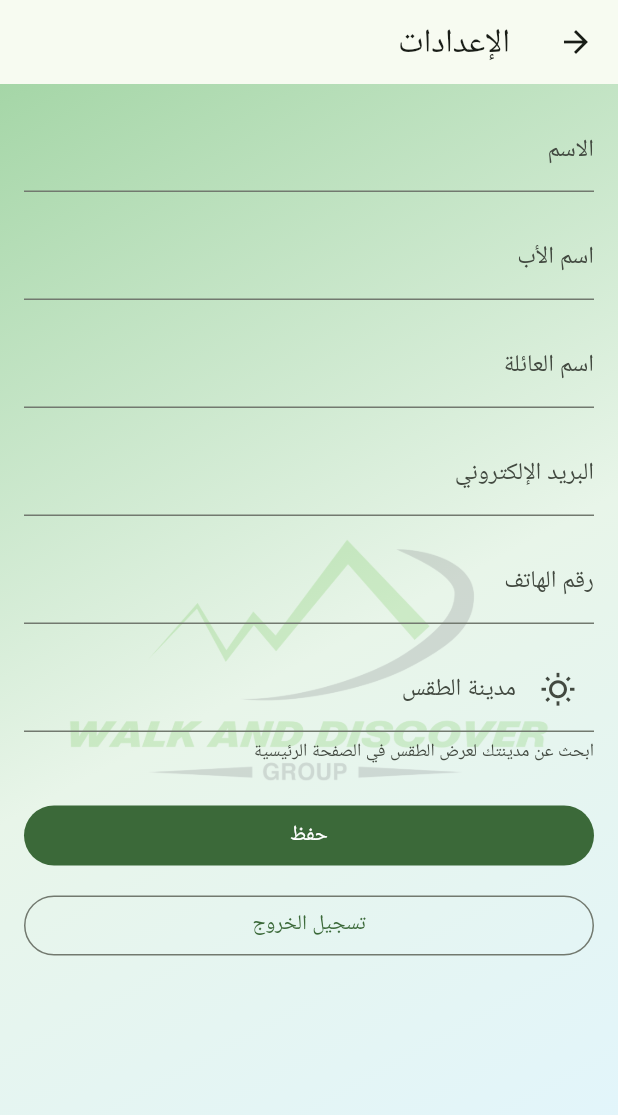
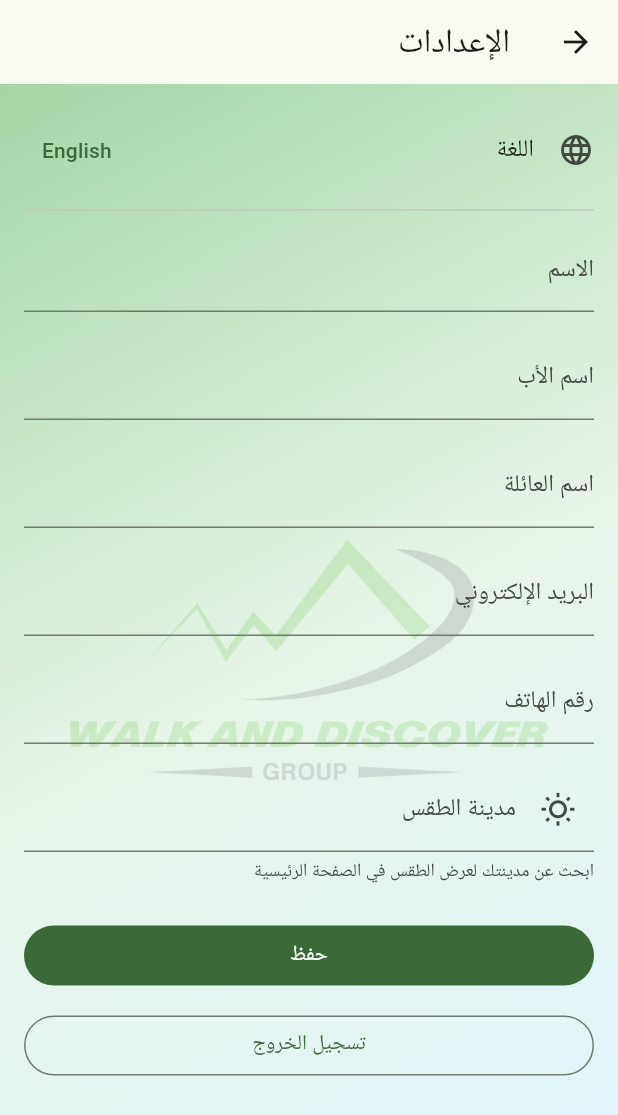
Before and after one commit to moujab/hickersready, a Flutter app: the SettingsScreen screen opened directly, on a phone screen of 412 x 824 dp. Shown: the top 1115 px of the screen. Run offline on Flutter 3.47's test engine with Material 3 defaults, Android fonts, the phone set to English and light mode, and no system bars; our stand-ins replace audioplayers, firebase_core, firebase_messaging, shared_preferences; accounts and stored records are empty.

Commit message:
Add language switch to the Settings screen
Logged-in users skip the login screen (persistent login), so they never
saw the language toggle added there. Mirror it as a Settings row so the
language can be changed from inside the app too.

Bump version to 1.4.1+8.

Co-Authored-By: Claude Fable 5 <noreply@anthropic.com>

```diff
--- a/lib/l10n/app_ar.arb
+++ b/lib/l10n/app_ar.arb
@@ -55,6 +55,7 @@
   "adminPasswordHintEdit": "اتركها فارغة لعدم تغيير كلمة المرور",
   "noUsers": "لا يوجد مستخدمون مسجّلون بعد",
   "genericError": "حدث خطأ، حاول مرة أخرى",
+  "settingsLanguage": "اللغة",
   "settingsWeatherCity": "مدينة الطقس",
   "settingsWeatherCityHint": "ابحث عن مدينتك لعرض الطقس في الصفحة الرئيسية",
   "noCitiesFound": "لم يتم العثور على مدينة بهذا الاسم",
--- a/lib/l10n/app_en.arb
+++ b/lib/l10n/app_en.arb
@@ -49,6 +49,7 @@
   "adminPasswordHintEdit": "Leave empty to keep the current password",
   "noUsers": "No registered users yet",
   "genericError": "Something went wrong, please try again",
+  "settingsLanguage": "Language",
   "settingsWeatherCity": "Weather city",
   "settingsWeatherCityHint": "Search for your city to show the weather on the home screen",
   "noCitiesFound": "No city found with that name",
--- a/lib/l10n/app_localizations.dart
+++ b/lib/l10n/app_localizations.dart
@@ -392,6 +392,12 @@ abstract class AppLocalizations {
   /// **'حدث خطأ، حاول مرة أخرى'**
   String get genericError;
 
+  /// No description provided for @settingsLanguage.
+  ///
+  /// In ar, this message translates to:
+  /// **'اللغة'**
+  String get settingsLanguage;
+
   /// No description provided for @settingsWeatherCity.
   ///
   /// In ar, this message translates to:
--- a/lib/l10n/app_localizations_ar.dart
+++ b/lib/l10n/app_localizations_ar.dart
@@ -157,6 +157,9 @@ class AppLocalizationsAr extends AppLocalizations {
   String get genericError => 'حدث خطأ، حاول مرة أخرى';
 
   @override
+  String get settingsLanguage => 'اللغة';
+
+  @override
   String get settingsWeatherCity => 'مدينة الطقس';
 
   @override
--- a/lib/l10n/app_localizations_en.dart
+++ b/lib/l10n/app_localizations_en.dart
@@ -159,6 +159,9 @@ class AppLocalizationsEn extends AppLocalizations {
   String get genericError => 'Something went wrong, please try again';
 
   @override
+  String get settingsLanguage => 'Language';
+
+  @override
   String get settingsWeatherCity => 'Weather city';
 
   @override
--- a/lib/screens/home_screen.dart
+++ b/lib/screens/home_screen.dart
@@ -16,7 +16,7 @@ import 'settings_screen.dart';
 import 'towns_screen.dart';
 import 'upcoming_hikes_screen.dart';
 
-const _appVersion = '1.4.0';
+const _appVersion = '1.4.1';
 
 class HomeScreen extends StatelessWidget {
   const HomeScreen({super.key});
--- a/lib/screens/settings_screen.dart
+++ b/lib/screens/settings_screen.dart
@@ -4,6 +4,7 @@ import 'package:flutter/material.dart';
 
 import '../data/auth_session.dart';
 import '../data/local_store.dart';
+import '../data/locale_controller.dart';
 import '../data/weather_client.dart';
 import '../l10n/app_localizations.dart';
 import '../models/user_profile.dart';
@@ -126,6 +127,18 @@ class _SettingsScreenState extends State<SettingsScreen> {
               child: ListView(
                 padding: const EdgeInsets.all(16),
                 children: [
+                  ListTile(
+                    contentPadding: EdgeInsets.zero,
+                    leading: const Icon(Icons.language),
+                    title: Text(l10n.settingsLanguage),
+                    trailing: TextButton(
+                      onPressed: () => LocaleController.instance.toggle(),
+                      // Deliberately not localized: each label is shown in
+                      // the language it switches TO.
+                      child: Text(LocaleController.instance.isArabic ? 'English' : 'العربية'),
+                    ),
+                  ),
+                  const Divider(height: 24),
                   TextFormField(
                     controller: _nameController,
                     decoration: InputDecoration(labelText: l10n.settingsFirstName),
--- a/pubspec.yaml
+++ b/pubspec.yaml
@@ -16,7 +16,7 @@ publish_to: 'none' # Remove this line if you wish to publish to pub.dev
 # https://developer.apple.com/library/archive/documentation/General/Reference/InfoPlistKeyReference/Articles/CoreFoundationKeys.html
 # In Windows, build-name is used as the major, minor, and patch parts
 # of the product and file versions while build-number is used as the build suffix.
-version: 1.4.0+7
+version: 1.4.1+8
 
 environment:
   sdk: ^3.12.2
```
